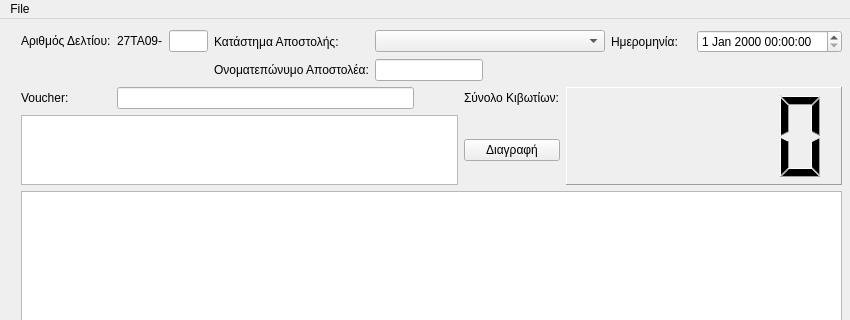
First picture: the form in Gui/ui_files/MainWindow.ui, repository GBXXI/Prj_GenTaxydromikh, before the edit; both pictures show x 0 to 850 and y 0 to 320 of the 850 by 621 pixel window.
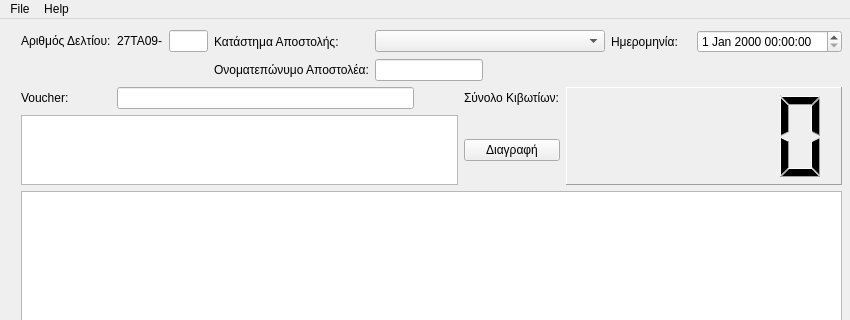
Second picture: the form after the edit.

Diff of the .ui file:
```diff
--- a/Gui/ui_files/MainWindow.ui
+++ b/Gui/ui_files/MainWindow.ui
@@ -11,7 +11,7 @@
    </rect>
   </property>
   <property name="sizePolicy">
-   <sizepolicy hsizetype="Expanding" vsizetype="Preferred">
+   <sizepolicy hsizetype="Expanding" vsizetype="Fixed">
     <horstretch>0</horstretch>
     <verstretch>0</verstretch>
    </sizepolicy>
@@ -254,7 +254,14 @@
     </property>
     <addaction name="actionExit"/>
    </widget>
+   <widget class="QMenu" name="menuHelp">
+    <property name="title">
+     <string>Help</string>
+    </property>
+    <addaction name="actionInstructions"/>
+   </widget>
    <addaction name="menuFile"/>
+   <addaction name="menuHelp"/>
   </widget>
   <widget class="QStatusBar" name="statusbar"/>
   <action name="actionExit">
```
Left out of the diff: 5 changed lines with no effect on the pictures.
